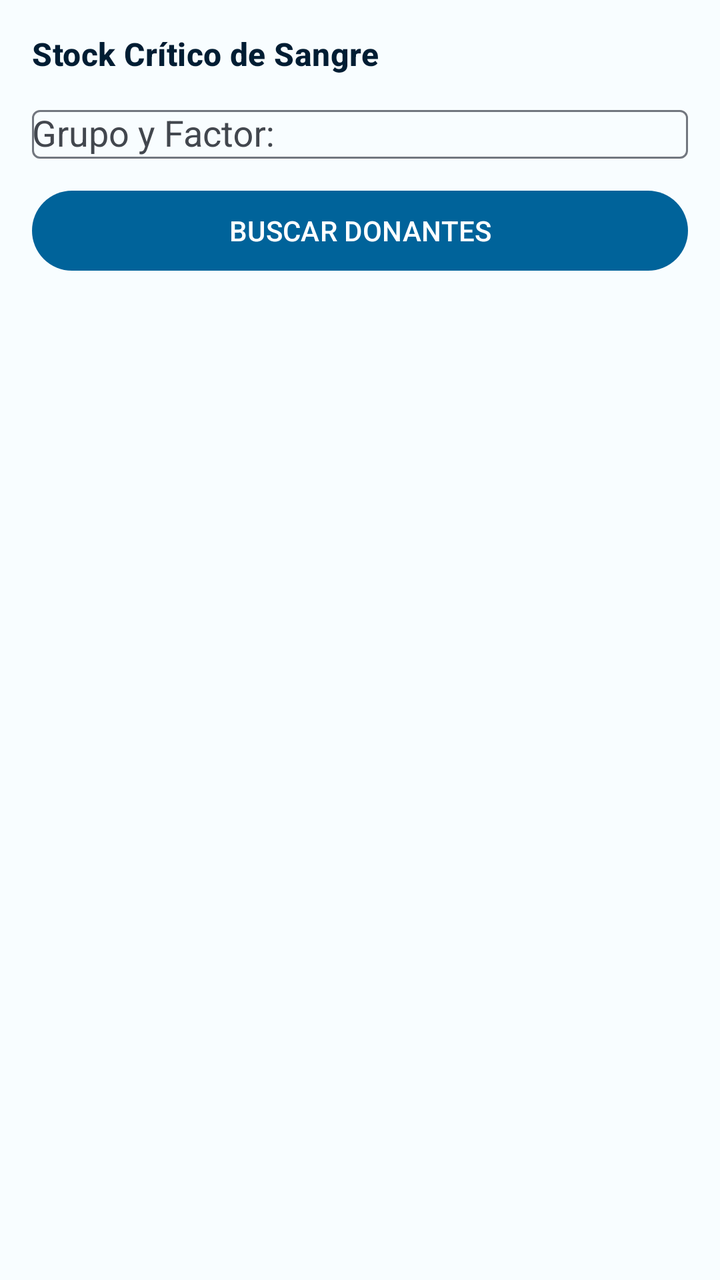
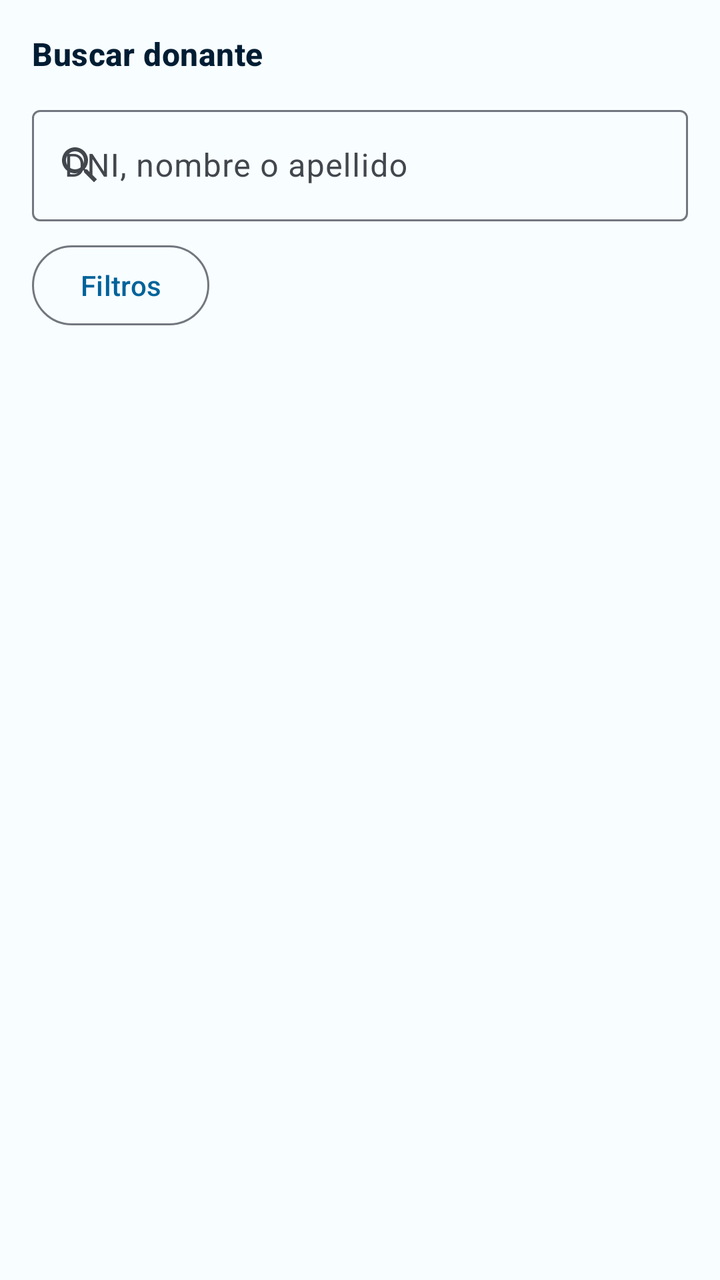

Screens rendered from an Android XML layout before and after an edit, with the pre-edit source and the edit as a unified diff.
<!-- AndroidManifest.xml: application theme Theme.DonationSystem -->
<!-- res/layout/fragment_search.xml -->
<?xml version="1.0" encoding="utf-8"?>
<androidx.constraintlayout.widget.ConstraintLayout xmlns:android="http://schemas.android.com/apk/res/android"
    xmlns:app="http://schemas.android.com/apk/res-auto"
    xmlns:tools="http://schemas.android.com/tools"
    android:layout_width="match_parent"
    android:layout_height="match_parent"
    android:background="@color/surface_light"
    tools:context=".views.fragments.SearchFragment">

    <LinearLayout
        android:id="@+id/layoutSearchPanel"
        android:layout_width="0dp"
        android:layout_height="wrap_content"
        android:layout_marginStart="16dp"
        android:layout_marginTop="16dp"
        android:layout_marginEnd="16dp"
        android:orientation="vertical"
        app:layout_constraintEnd_toEndOf="parent"
        app:layout_constraintStart_toStartOf="parent"
        app:layout_constraintTop_toTopOf="parent">

        <TextView
            android:layout_width="wrap_content"
            android:layout_height="wrap_content"
            android:text="@string/label_search_stock"
            android:textAppearance="?attr/textAppearanceTitleMedium"
            android:textColor="@color/clinical_dark_blue"
            android:textStyle="bold" />

        <com.google.android.material.textfield.TextInputLayout
            android:id="@+id/textInputLayoutSearchBloodType"
            style="@style/Widget.Material3.TextInputLayout.OutlinedBox"
            android:layout_width="match_parent"
            android:layout_height="wrap_content"
            android:layout_marginTop="12dp"
            android:hint="@string/hint_blood_type">

            <AutoCompleteTextView
                android:id="@+id/spinnerSearchBloodType"
                android:layout_width="match_parent"
                android:layout_height="wrap_content"
                android:inputType="none"
                android:maxLines="1" />
        </com.google.android.material.textfield.TextInputLayout>

        <com.google.android.material.button.MaterialButton
            android:id="@+id/buttonSearchDonors"
            android:layout_width="match_parent"
            android:layout_height="wrap_content"
            android:layout_marginTop="12dp"
            android:text="@string/btn_search_donors" />
    </LinearLayout>

    <androidx.recyclerview.widget.RecyclerView
        android:id="@+id/recyclerViewSearchResults"
        android:layout_width="0dp"
        android:layout_height="0dp"
        android:layout_marginTop="8dp"
        android:clipToPadding="false"
        android:paddingBottom="16dp"
        app:layout_constraintBottom_toBottomOf="parent"
        app:layout_constraintEnd_toEndOf="parent"
        app:layout_constraintStart_toStartOf="parent"
        app:layout_constraintTop_toBottomOf="@+id/layoutSearchPanel"
        tools:listitem="@layout/item_search_result" />

</androidx.constraintlayout.widget.ConstraintLayout>
<!-- res/layout/item_search_result.xml (included above) -->
<?xml version="1.0" encoding="utf-8"?>
<com.google.android.material.card.MaterialCardView xmlns:android="http://schemas.android.com/apk/res/android"
    xmlns:app="http://schemas.android.com/apk/res-auto"
    android:layout_width="match_parent"
    android:layout_height="wrap_content"
    android:layout_marginStart="16dp"
    android:layout_marginEnd="16dp"
    android:layout_marginBottom="8dp"
    app:cardCornerRadius="12dp">

    <androidx.constraintlayout.widget.ConstraintLayout
        android:layout_width="match_parent"
        android:layout_height="wrap_content"
        android:padding="16dp">

        <TextView
            android:id="@+id/textViewAvatar"
            android:layout_width="48dp"
            android:layout_height="48dp"
            android:background="@drawable/bg_avatar"
            android:gravity="center"
            android:textColor="@color/white"
            android:textSize="20sp"
            android:textStyle="bold"
            app:layout_constraintBottom_toBottomOf="parent"
            app:layout_constraintStart_toStartOf="parent"
            app:layout_constraintTop_toTopOf="parent" />

        <TextView
            android:id="@+id/textViewSearchResultName"
            android:layout_width="0dp"
            android:layout_height="wrap_content"
            android:layout_marginStart="12dp"
            android:textAppearance="?attr/textAppearanceTitleSmall"
            android:textColor="@color/on_surface"
            app:layout_constraintEnd_toStartOf="@+id/buttonWhatsappDonor"
            app:layout_constraintStart_toEndOf="@+id/textViewAvatar"
            app:layout_constraintTop_toTopOf="@+id/textViewAvatar" />

        <TextView
            android:id="@+id/textViewSearchResultPhone"
            android:layout_width="0dp"
            android:layout_height="wrap_content"
            android:layout_marginTop="4dp"
            android:textAppearance="?attr/textAppearanceBodyMedium"
            android:textColor="@color/on_surface_variant"
            app:layout_constraintEnd_toStartOf="@+id/buttonWhatsappDonor"
            app:layout_constraintStart_toEndOf="@+id/textViewAvatar"
            app:layout_constraintTop_toBottomOf="@+id/textViewSearchResultName" />

        <TextView
            android:id="@+id/textViewSearchResultLastDonation"
            android:layout_width="0dp"
            android:layout_height="wrap_content"
            android:layout_marginTop="4dp"
            android:textAppearance="?attr/textAppearanceBodySmall"
            android:textColor="@color/medical_blue"
            app:layout_constraintEnd_toStartOf="@+id/buttonWhatsappDonor"
            app:layout_constraintStart_toEndOf="@+id/textViewAvatar"
            app:layout_constraintTop_toBottomOf="@+id/textViewSearchResultPhone" />

        <com.google.android.material.chip.ChipGroup
            android:id="@+id/chipGroupSearchState"
            android:layout_width="0dp"
            android:layout_height="wrap_content"
            android:layout_marginTop="8dp"
            app:chipSpacingHorizontal="8dp"
            app:layout_constraintEnd_toStartOf="@+id/buttonWhatsappDonor"
            app:layout_constraintStart_toEndOf="@+id/textViewAvatar"
            app:layout_constraintTop_toBottomOf="@+id/textViewSearchResultLastDonation">

            <com.google.android.material.chip.Chip
                android:id="@+id/chipStatePrimary"
                style="@style/Widget.Material3.Chip.Suggestion"
                android:layout_width="wrap_content"
                android:layout_height="wrap_content"
                android:checkable="false"
                android:textAppearance="?attr/textAppearanceLabelSmall"
                android:textColor="@color/white"
                android:textStyle="bold"
                app:chipBackgroundColor="@color/aptitude_green" />

            <com.google.android.material.chip.Chip
                android:id="@+id/chipStateSecondary"
                style="@style/Widget.Material3.Chip.Suggestion"
                android:layout_width="wrap_content"
                android:layout_height="wrap_content"
                android:checkable="false"
                android:textAppearance="?attr/textAppearanceLabelSmall"
                android:textColor="@color/white"
                android:visibility="gone"
                app:chipBackgroundColor="@color/badge_grey" />
        </com.google.android.material.chip.ChipGroup>

        <TextView
            android:id="@+id/textViewSearchResultVeda"
            android:layout_width="0dp"
            android:layout_height="wrap_content"
            android:layout_marginTop="4dp"
            android:textAppearance="?attr/textAppearanceBodySmall"
            android:textColor="@color/on_surface_variant"
            android:visibility="gone"
            app:layout_constraintEnd_toStartOf="@+id/buttonWhatsappDonor"
            app:layout_constraintStart_toEndOf="@+id/textViewAvatar"
            app:layout_constraintTop_toBottomOf="@+id/chipGroupSearchState" />

        <com.google.android.material.button.MaterialButton
            android:id="@+id/buttonWhatsappDonor"
            style="@style/Widget.Material3.Button.IconButton"
            android:layout_width="48dp"
            android:layout_height="48dp"
            android:contentDescription="@string/cd_contact_whatsapp"
            app:icon="@drawable/ic_whatsapp"
            app:iconSize="28dp"
            app:layout_constraintBottom_toBottomOf="parent"
            app:layout_constraintEnd_toEndOf="parent"
            app:layout_constraintTop_toTopOf="parent" />
    </androidx.constraintlayout.widget.ConstraintLayout>
</com.google.android.material.card.MaterialCardView>
<!-- resources referenced by this layout -->
<resources>
  <color name="aptitude_green">#FF2E7D32</color>
  <color name="badge_grey">#FF9E9E9E</color>
  <color name="medical_blue">#FF00639A</color>
  <color name="on_surface">#FF191C20</color>
  <color name="on_surface_variant">#FF42474E</color>
  <color name="surface_light">#FFF8FDFF</color>
  <color name="white">#FFFFFFFF</color>
  <!-- drawable bg_avatar (drawable) -->
  <?xml version="1.0" encoding="utf-8"?>
  <shape xmlns:android="http://schemas.android.com/apk/res/android"
      android:shape="oval">
      <solid android:color="@color/medical_blue" />
  </shape>
  <string name="btn_search_donors">BUSCAR DONANTES</string>
  <string name="hint_blood_type">Grupo y Factor:</string>
  <string name="label_search_stock">Stock Crítico de Sangre</string>
  <style name="Base.Theme.DonationSystem" parent="Theme.Material3.DayNight.NoActionBar">
          <item name="colorPrimary">@color/medical_blue</item>
          <item name="colorOnPrimary">@color/on_primary</item>
          <item name="colorPrimaryContainer">@color/medical_blue_light</item>
          <item name="colorOnPrimaryContainer">@color/clinical_dark_blue</item>
  
          <item name="colorSecondary">@color/clinical_dark_blue</item>
          <item name="colorOnSecondary">@color/on_secondary</item>
  
          <item name="colorSurface">@color/surface_light</item>
          <item name="colorOnSurface">@color/on_surface</item>
          <item name="colorSurfaceVariant">@color/surface_variant</item>
          <item name="colorOnSurfaceVariant">@color/on_surface_variant</item>
  
          <item name="android:colorBackground">@color/surface_light</item>
          <item name="colorOutline">@color/outline</item>
      </style>
  <color name="on_primary">#FFFFFFFF</color>
  <color name="medical_blue_light">#FFD1E4FF</color>
  <color name="on_secondary">#FFFFFFFF</color>
  <color name="surface_variant">#FFDEE3EB</color>
  <color name="outline">#FF72777F</color>
  <!-- unchanged entries left out for length: 4 -->
</resources>

<!-- the commit's change to res/layout/fragment_search.xml (unified diff, before → after) -->
@@ -22,33 +22,87 @@
         <TextView
             android:layout_width="wrap_content"
             android:layout_height="wrap_content"
-            android:text="@string/label_search_stock"
+            android:text="@string/search_title"
             android:textAppearance="?attr/textAppearanceTitleMedium"
             android:textColor="@color/clinical_dark_blue"
             android:textStyle="bold" />
 
         <com.google.android.material.textfield.TextInputLayout
-            android:id="@+id/textInputLayoutSearchBloodType"
+            android:id="@+id/textInputLayoutSearchText"
             style="@style/Widget.Material3.TextInputLayout.OutlinedBox"
             android:layout_width="match_parent"
             android:layout_height="wrap_content"
             android:layout_marginTop="12dp"
-            android:hint="@string/hint_blood_type">
-
-            <AutoCompleteTextView
-                android:id="@+id/spinnerSearchBloodType"
-                android:layout_width="match_parent"
-                android:layout_height="wrap_content"
-                android:inputType="none"
+            android:hint="@string/hint_search_text"
+            app:endIconMode="clear_text"
+            app:startIconDrawable="@drawable/ic_search">
+
+            <com.google.android.material.textfield.TextInputEditText
+                android:id="@+id/editTextSearchText"
+                android:layout_width="match_parent"
+                android:layout_height="wrap_content"
+                android:imeOptions="actionSearch"
+                android:inputType="text"
                 android:maxLines="1" />
         </com.google.android.material.textfield.TextInputLayout>
 
         <com.google.android.material.button.MaterialButton
-            android:id="@+id/buttonSearchDonors"
+            android:id="@+id/buttonToggleFilters"
+            style="@style/Widget.Material3.Button.OutlinedButton"
+            android:layout_width="wrap_content"
+            android:layout_height="wrap_content"
+            android:layout_marginTop="8dp"
+            android:text="@string/btn_filters" />
+
+        <LinearLayout
+            android:id="@+id/layoutSearchFilters"
             android:layout_width="match_parent"
             android:layout_height="wrap_content"
-            android:layout_marginTop="12dp"
-            android:text="@string/btn_search_donors" />
+            android:layout_marginTop="8dp"
+            android:baselineAligned="false"
+            android:orientation="horizontal"
+            android:visibility="gone"
+            tools:visibility="visible">
+
+            <com.google.android.material.textfield.TextInputLayout
+                android:id="@+id/textInputLayoutSearchGroup"
+                style="@style/Widget.Material3.TextInputLayout.OutlinedBox"
+                android:layout_width="0dp"
+                android:layout_height="wrap_content"
+                android:layout_marginEnd="8dp"
+                android:layout_weight="1"
+                android:hint="@string/hint_search_group"
+                app:endIconMode="dropdown_menu">
+
+                <AutoCompleteTextView
+                    android:id="@+id/spinnerSearchGroup"
+                    style="@style/Widget.Material3.TextInputEditText.OutlinedBox"
+                    android:layout_width="match_parent"
+                    android:layout_height="wrap_content"
+                    android:inputType="none"
+                    android:maxLines="1"
+                    android:textSize="16sp" />
+            </com.google.android.material.textfield.TextInputLayout>
+
+            <com.google.android.material.textfield.TextInputLayout
+                android:id="@+id/textInputLayoutSearchFactor"
+                style="@style/Widget.Material3.TextInputLayout.OutlinedBox"
+                android:layout_width="0dp"
+                android:layout_height="wrap_content"
+                android:layout_weight="1"
+                android:hint="@string/hint_search_factor"
+                app:endIconMode="dropdown_menu">
+
+                <AutoCompleteTextView
+                    android:id="@+id/spinnerSearchFactor"
+                    style="@style/Widget.Material3.TextInputEditText.OutlinedBox"
+                    android:layout_width="match_parent"
+                    android:layout_height="wrap_content"
+                    android:inputType="none"
+                    android:maxLines="1"
+                    android:textSize="16sp" />
+            </com.google.android.material.textfield.TextInputLayout>
+        </LinearLayout>
     </LinearLayout>
 
     <androidx.recyclerview.widget.RecyclerView
@@ -62,126 +116,136 @@
         app:layout_constraintEnd_toEndOf="parent"
         app:layout_constraintStart_toStartOf="parent"
         app:layout_constraintTop_toBottomOf="@+id/layoutSearchPanel"
-        tools:listitem="@layout/item_search_result" />
+        tools:listitem="@layout/item_donor_card" />
 
 </androidx.constraintlayout.widget.ConstraintLayout>
-<!-- res/layout/item_search_result.xml (included above) -->
+<!-- res/layout/item_donor_card.xml (included above) -->
 <?xml version="1.0" encoding="utf-8"?>
 <com.google.android.material.card.MaterialCardView xmlns:android="http://schemas.android.com/apk/res/android"
     xmlns:app="http://schemas.android.com/apk/res-auto"
+    android:id="@+id/cardDonorItem"
+    style="@style/Widget.App.Card"
     android:layout_width="match_parent"
     android:layout_height="wrap_content"
-    android:layout_marginStart="16dp"
-    android:layout_marginEnd="16dp"
-    android:layout_marginBottom="8dp"
-    app:cardCornerRadius="12dp">
-
-    <androidx.constraintlayout.widget.ConstraintLayout
+    android:layout_marginStart="@dimen/card_margin_h"
+    android:layout_marginEnd="@dimen/card_margin_h"
+    android:layout_marginBottom="@dimen/card_margin_v">
+
+    <LinearLayout
         android:layout_width="match_parent"
         android:layout_height="wrap_content"
-        android:padding="16dp">
-
-        <TextView
-            android:id="@+id/textViewAvatar"
-            android:layout_width="48dp"
-            android:layout_height="48dp"
-            android:background="@drawable/bg_avatar"
-            android:gravity="center"
-            android:textColor="@color/white"
-            android:textSize="20sp"
-            android:textStyle="bold"
-            app:layout_constraintBottom_toBottomOf="parent"
-            app:layout_constraintStart_toStartOf="parent"
-            app:layout_constraintTop_toTopOf="parent" />
-
-        <TextView
-            android:id="@+id/textViewSearchResultName"
+        android:orientation="horizontal"
+        android:padding="@dimen/card_padding">
+
+        <LinearLayout
             android:layout_width="0dp"
             android:layout_height="wrap_content"
-            android:layout_marginStart="12dp"
-            android:textAppearance="?attr/textAppearanceTitleSmall"
-            android:textColor="@color/on_surface"
-            app:layout_constraintEnd_toStartOf="@+id/buttonWhatsappDonor"
-            app:layout_constraintStart_toEndOf="@+id/textViewAvatar"
-            app:layout_constraintTop_toTopOf="@+id/textViewAvatar" />
-
-        <TextView
-            android:id="@+id/textViewSearchResultPhone"
-            android:layout_width="0dp"
-            android:layout_height="wrap_content"
-            android:layout_marginTop="4dp"
-            android:textAppearance="?attr/textAppearanceBodyMedium"
-            android:textColor="@color/on_surface_variant"
-            app:layout_constraintEnd_toStartOf="@+id/buttonWhatsappDonor"
-            app:layout_constraintStart_toEndOf="@+id/textViewAvatar"
-            app:layout_constraintTop_toBottomOf="@+id/textViewSearchResultName" />
-
-        <TextView
-            android:id="@+id/textViewSearchResultLastDonation"
-            android:layout_width="0dp"
-            android:layout_height="wrap_content"
-            android:layout_marginTop="4dp"
-            android:textAppearance="?attr/textAppearanceBodySmall"
-            android:textColor="@color/medical_blue"
-            app:layout_constraintEnd_toStartOf="@+id/buttonWhatsappDonor"
-            app:layout_constraintStart_toEndOf="@+id/textViewAvatar"
-            app:layout_constraintTop_toBottomOf="@+id/textViewSearchResultPhone" />
-
-        <com.google.android.material.chip.ChipGroup
-            android:id="@+id/chipGroupSearchState"
-            android:layout_width="0dp"
-            android:layout_height="wrap_content"
-            android:layout_marginTop="8dp"
-            app:chipSpacingHorizontal="8dp"
-            app:layout_constraintEnd_toStartOf="@+id/buttonWhatsappDonor"
-            app:layout_constraintStart_toEndOf="@+id/textViewAvatar"
-            app:layout_constraintTop_toBottomOf="@+id/textViewSearchResultLastDonation">
+            android:layout_weight="1"
+            android:orientation="vertical">
+
+            <TextView
+                android:id="@+id/textViewDonorName"
+                android:layout_width="match_parent"
+                android:layout_height="wrap_content"
+                android:textAppearance="?attr/textAppearanceTitleSmall"
+                android:textColor="@color/on_surface"
+                android:textStyle="bold" />
+
+            <TextView
+                android:id="@+id/textViewDonorMeta"
+                android:layout_width="match_parent"
+                android:layout_height="wrap_content"
+                android:layout_marginTop="4dp"
+                android:ellipsize="end"
+                android:maxLines="1"
+                android:textAppearance="?attr/textAppearanceBodySmall"
+                android:textColor="@color/on_surface_variant" />
+
+            <com.google.android.material.chip.ChipGroup
+                android:id="@+id/chipGroupDonorState"
+                android:layout_width="match_parent"
+                android:layout_height="wrap_content"
+                android:layout_marginTop="6dp"
+                app:chipSpacingHorizontal="8dp">
+
+                <com.google.android.material.chip.Chip
+                    android:id="@+id/chipStatePrimary"
+                    style="@style/Widget.Material3.Chip.Suggestion"
+                    android:layout_width="wrap_content"
+                    android:layout_height="wrap_content"
+                    android:checkable="false"
+                    android:textAppearance="?attr/textAppearanceLabelSmall"
+                    android:textColor="@color/white"
+                    android:textStyle="bold"
+                    app:chipBackgroundColor="@color/aptitude_green" />
+
+                <com.google.android.material.chip.Chip
+                    android:id="@+id/chipBloodBadge"
+                    style="@style/Widget.Material3.Chip.Suggestion"
+                    android:layout_width="wrap_content"
+                    android:layout_height="wrap_content"
+                    android:checkable="false"
+                    android:textAppearance="?attr/textAppearanceLabelSmall"
+                    android:textColor="@color/white"
+                    android:textStyle="bold"
+                    android:visibility="gone"
+                    app:chipBackgroundColor="@color/medical_blue" />
+
+                <com.google.android.material.chip.Chip
+                    android:id="@+id/chipStateSecondary"
+                    style="@style/Widget.Material3.Chip.Suggestion"
+                    android:layout_width="wrap_content"
+                    android:layout_height="wrap_content"
+                    android:checkable="false"
+                    android:textAppearance="?attr/textAppearanceLabelSmall"
+                    android:textColor="@color/white"
+                    android:textStyle="bold"
+                    android:visibility="gone"
+                    app:chipBackgroundColor="@color/badge_grey" />
+            </com.google.android.material.chip.ChipGroup>
+
+            <TextView
+                android:id="@+id/textViewDonorVeda"
+                android:layout_width="match_parent"
+                android:layout_height="wrap_content"
+                android:layout_marginTop="2dp"
+                android:textAppearance="?attr/textAppearanceBodySmall"
+                android:textColor="@color/on_surface_variant"
+                android:visibility="gone" />
 
             <com.google.android.material.chip.Chip
-                android:id="@+id/chipStatePrimary"
+                android:id="@+id/chipUpcomingAppointment"
                 style="@style/Widget.Material3.Chip.Suggestion"
                 android:layout_width="wrap_content"
                 android:layout_height="wrap_content"
+                android:layout_marginTop="6dp"
                 android:checkable="false"
                 android:textAppearance="?attr/textAppearanceLabelSmall"
                 android:textColor="@color/white"
                 android:textStyle="bold"
-                app:chipBackgroundColor="@color/aptitude_green" />
-
-            <com.google.android.material.chip.Chip
-                android:id="@+id/chipStateSecondary"
-                style="@style/Widget.Material3.Chip.Suggestion"
-                android:layout_width="wrap_content"
-                android:layout_height="wrap_content"
-                android:checkable="false"
-                android:textAppearance="?attr/textAppearanceLabelSmall"
-                android:textColor="@color/white"
                 android:visibility="gone"
-                app:chipBackgroundColor="@color/badge_grey" />
-        </com.google.android.material.chip.ChipGroup>
-
-        <TextView
-            android:id="@+id/textViewSearchResultVeda"
-            android:layout_width="0dp"
-            android:layout_height="wrap_content"
-            android:layout_marginTop="4dp"
-            android:textAppearance="?attr/textAppearanceBodySmall"
-            android:textColor="@color/on_surface_variant"
-            android:visibility="gone"
-            app:layout_constraintEnd_toStartOf="@+id/buttonWhatsappDonor"
-            app:layout_constraintStart_toEndOf="@+id/textViewAvatar"
-            app:layout_constraintTop_toBottomOf="@+id/chipGroupSearchState" />
-
-        <com.google.android.material.button.MaterialButton
-            android:id="@+id/buttonWhatsappDonor"
-            style="@style/Widget.Material3.Button.IconButton"
-            android:layout_width="48dp"
-            android:layout_height="48dp"
-            android:contentDescription="@string/cd_contact_whatsapp"
-            app:icon="@drawable/ic_whatsapp"
-            app:iconSize="28dp"
-            app:layout_constraintBottom_toBottomOf="parent"
-            app:layout_constraintEnd_toEndOf="parent"
-            app:layout_constraintTop_toTopOf="parent" />
-    </androidx.constraintlayout.widget.ConstraintLayout>
+                app:chipBackgroundColor="@color/medical_blue_dark"
+                app:chipIcon="@drawable/ic_calendar"
+                app:chipIconTint="@color/white" />
+        </LinearLayout>
+
+        <LinearLayout
+            android:layout_width="wrap_content"
+            android:layout_height="wrap_content"
+            android:layout_marginStart="12dp"
+            android:orientation="horizontal">
+
+            <com.google.android.material.button.MaterialButton
+                android:id="@+id/buttonContact"
+                style="@style/Widget.Material3.Button.IconButton"
+                android:layout_width="40dp"
+                android:layout_height="40dp"
+                android:layout_marginStart="4dp"
+                android:contentDescription="@string/cd_contact_whatsapp"
+                android:visibility="gone"
+                app:icon="@drawable/ic_whatsapp"
+                app:iconSize="24dp"
+                app:iconTint="@color/on_surface_variant" />
+        </LinearLayout>
+    </LinearLayout>
 </com.google.android.material.card.MaterialCardView>
<!-- resource entries referenced after the edit -->
@@ -3,19 +3,45 @@
   <color name="aptitude_green">#FF2E7D32</color>
   <color name="badge_grey">#FF9E9E9E</color>
   <color name="medical_blue">#FF00639A</color>
+  <color name="medical_blue_dark">#FF004A75</color>
   <color name="on_surface">#FF191C20</color>
   <color name="on_surface_variant">#FF42474E</color>
   <color name="surface_light">#FFF8FDFF</color>
   <color name="white">#FFFFFFFF</color>
-  <!-- drawable bg_avatar (drawable) -->
-  <?xml version="1.0" encoding="utf-8"?>
-  <shape xmlns:android="http://schemas.android.com/apk/res/android"
-      android:shape="oval">
-      <solid android:color="@color/medical_blue" />
-  </shape>
-  <string name="btn_search_donors">BUSCAR DONANTES</string>
-  <string name="hint_blood_type">Grupo y Factor:</string>
-  <string name="label_search_stock">Stock Crítico de Sangre</string>
+  <dimen name="card_margin_h">16dp</dimen>
+  <dimen name="card_margin_v">8dp</dimen>
+  <dimen name="card_padding">16dp</dimen>
+  <!-- drawable ic_calendar (drawable) -->
+  <vector xmlns:android="http://schemas.android.com/apk/res/android"
+      android:width="24dp"
+      android:height="24dp"
+      android:viewportWidth="24"
+      android:viewportHeight="24"
+      android:tint="?attr/colorControlNormal">
+      <path
+          android:fillColor="@android:color/white"
+          android:pathData="M19,4h-1V2h-2v2H8V2H6v2H5c-1.11,0 -1.99,0.9 -1.99,2L3,20c0,1.1 0.89,2 2,2h14c1.1,0 2,-0.9 2,-2V6C21,4.9 20.1,4 19,4zM19,20H5V9h14v11zM7,11h5v5H7z" />
+  </vector>
+  <!-- drawable ic_search (drawable) -->
+  <vector xmlns:android="http://schemas.android.com/apk/res/android"
+      android:width="24dp"
+      android:height="24dp"
+      android:viewportWidth="24"
+      android:viewportHeight="24"
+      android:tint="?attr/colorControlNormal">
+      <path
+          android:fillColor="@android:color/white"
+          android:pathData="M15.5,14h-0.79l-0.28,-0.27C15.41,12.59 16,11.11 16,9.5 16,5.91 13.09,3 9.5,3S3,5.91 3,9.5 5.91,16 9.5,16c1.61,0 3.09,-0.59 4.23,-1.57l0.27,0.28v0.79l5,4.99L20.49,19l-4.99,-5zM9.5,14C7.01,14 5,11.99 5,9.5S7.01,5 9.5,5 14,7.01 14,9.5 11.99,14 9.5,14z" />
+  </vector>
+  <string name="btn_filters">Filtros</string>
+  <string name="hint_search_factor">Factor:</string>
+  <string name="hint_search_group">Grupo:</string>
+  <string name="hint_search_text">DNI, nombre o apellido</string>
+  <string name="search_title">Buscar donante</string>
+  <style name="Widget.App.Card" parent="Widget.Material3.CardView.Filled">
+          <item name="cardCornerRadius">@dimen/card_corner_radius</item>
+      </style>
+  <dimen name="card_corner_radius">12dp</dimen>
   <style name="Base.Theme.DonationSystem" parent="Theme.Material3.DayNight.NoActionBar">
           <item name="colorPrimary">@color/medical_blue</item>
           <item name="colorOnPrimary">@color/on_primary</item>
@@ -32,12 +58,23 @@
   
           <item name="android:colorBackground">@color/surface_light</item>
           <item name="colorOutline">@color/outline</item>
+  
+          <item name="colorSurfaceContainerLowest">@color/surface_container_lowest</item>
+          <item name="colorSurfaceContainerLow">@color/surface_container_low</item>
+          <item name="colorSurfaceContainer">@color/surface_container</item>
+          <item name="colorSurfaceContainerHigh">@color/surface_container_high</item>
+          <item name="colorSurfaceContainerHighest">@color/surface_container_highest</item>
       </style>
   <color name="on_primary">#FFFFFFFF</color>
   <color name="medical_blue_light">#FFD1E4FF</color>
   <color name="on_secondary">#FFFFFFFF</color>
   <color name="surface_variant">#FFDEE3EB</color>
   <color name="outline">#FF72777F</color>
+  <color name="surface_container_lowest">#FFFFFFFF</color>
+  <color name="surface_container_low">#FFF3F8FB</color>
+  <color name="surface_container">#FFEDF3F8</color>
+  <color name="surface_container_high">#FFE7EDF3</color>
+  <color name="surface_container_highest">#FFE1E9F0</color>
   <!-- unchanged entries left out for length: 4 -->
 </resources>
 
